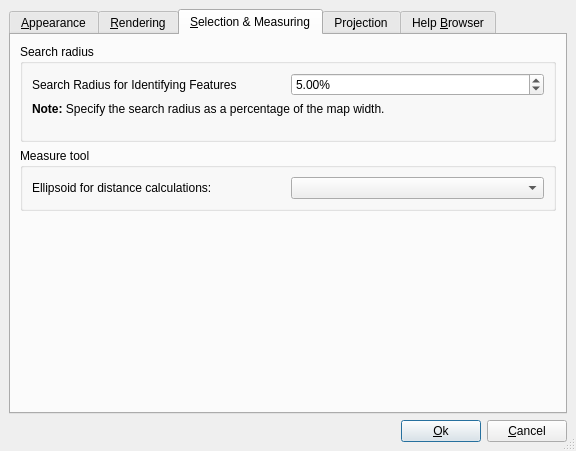
First picture: the form in src/ui/qgsoptionsbase.ui, repository qgis/QGIS, before the edit.
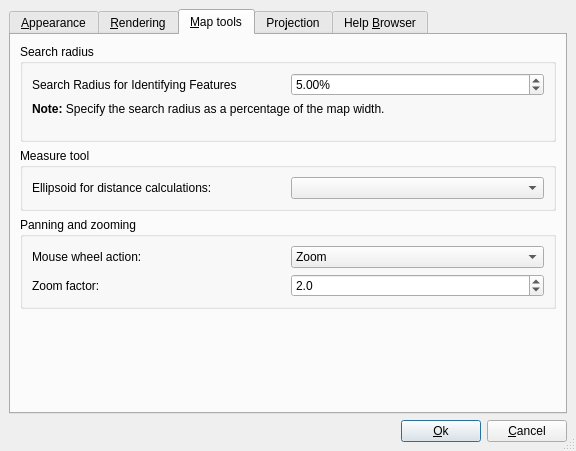
Second picture: the form after the edit. The open tabs and pages were chosen to show the change. Icons and pictures are not drawn.

Commit message: Fix for ticket #415. Mouse wheel action made configurable: zoom (default), zoom and recenter, do nothing. Also made zoom factor configurable.

What changed in the file:
```diff
--- a/src/ui/qgsoptionsbase.ui
+++ b/src/ui/qgsoptionsbase.ui
@@ -18,14 +18,14 @@
   <property name="sizeGripEnabled" >
    <bool>true</bool>
   </property>
-  <layout class="QGridLayout" >
+  <layout class="QVBoxLayout" >
    <property name="margin" >
     <number>9</number>
    </property>
    <property name="spacing" >
     <number>6</number>
    </property>
-   <item row="0" column="0" >
+   <item>
     <widget class="QTabWidget" name="tabWidget" >
      <property name="currentIndex" >
       <number>0</number>
@@ -389,7 +389,7 @@
      </widget>
      <widget class="QWidget" name="tabMap" >
       <attribute name="title" >
-       <string>&amp;Selection &amp;&amp; Measuring</string>
+       <string>&amp;Map tools</string>
       </attribute>
       <layout class="QGridLayout" >
        <property name="margin" >
@@ -398,6 +398,19 @@
        <property name="spacing" >
         <number>6</number>
        </property>
+       <item row="3" column="0" >
+        <spacer>
+         <property name="orientation" >
+          <enum>Qt::Vertical</enum>
+         </property>
+         <property name="sizeHint" >
+          <size>
+           <width>20</width>
+           <height>40</height>
+          </size>
+         </property>
+        </spacer>
+       </item>
        <item row="0" column="0" >
         <widget class="QGroupBox" name="groupBox_7" >
          <property name="title" >
@@ -482,17 +495,65 @@
         </widget>
        </item>
        <item row="2" column="0" >
-        <spacer>
-         <property name="orientation" >
-          <enum>Qt::Vertical</enum>
+        <widget class="QGroupBox" name="groupBox_10" >
+         <property name="title" >
+          <string>Panning and zooming</string>
          </property>
-         <property name="sizeHint" >
-          <size>
-           <width>20</width>
-           <height>40</height>
-          </size>
-         </property>
-        </spacer>
+         <layout class="QGridLayout" >
+          <property name="margin" >
+           <number>9</number>
+          </property>
+          <property name="spacing" >
+           <number>6</number>
+          </property>
+          <item row="0" column="1" >
+           <widget class="QComboBox" name="cmbWheelAction" >
+            <item>
+             <property name="text" >
+              <string>Zoom</string>
+             </property>
+            </item>
+            <item>
+             <property name="text" >
+              <string>Zoom and recenter</string>
+             </property>
+            </item>
+            <item>
+             <property name="text" >
+              <string>Nothing</string>
+             </property>
+            </item>
+           </widget>
+          </item>
+          <item row="1" column="0" >
+           <widget class="QLabel" name="label_3" >
+            <property name="text" >
+             <string>Zoom factor:</string>
+            </property>
+           </widget>
+          </item>
+          <item row="0" column="0" >
+           <widget class="QLabel" name="label_2" >
+            <property name="text" >
+             <string>Mouse wheel action:</string>
+            </property>
+           </widget>
+          </item>
+          <item row="1" column="1" >
+           <widget class="QDoubleSpinBox" name="spinZoomFactor" >
+            <property name="decimals" >
+             <number>1</number>
+            </property>
+            <property name="minimum" >
+             <double>1.100000000000000</double>
+            </property>
+            <property name="value" >
+             <double>2.000000000000000</double>
+            </property>
+           </widget>
+          </item>
+         </layout>
+        </widget>
        </item>
       </layout>
      </widget>
@@ -671,7 +732,7 @@
      </widget>
     </widget>
    </item>
-   <item row="1" column="0" >
+   <item>
     <layout class="QHBoxLayout" >
      <property name="margin" >
       <number>0</number>
```
Left out of the diff: 2 changed lines with no effect on the pictures. The commit also changes 4 other files.
